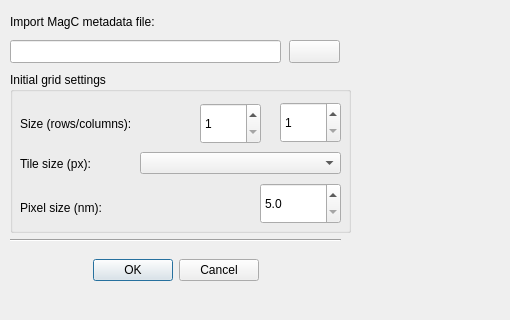
First picture: the form in gui/import_magc_metadata_dlg.ui, repository SBEMimage/SBEMimage, before the edit; both pictures show x 0 to 510 and y 0 to 320 of the 766 by 911 pixel window.
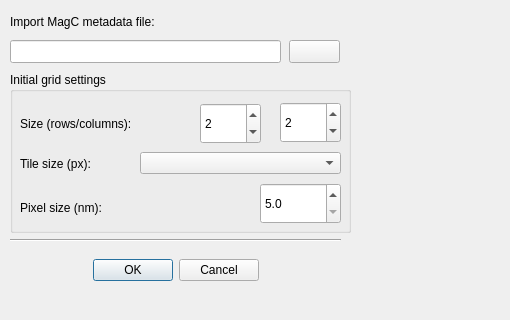
Second picture: the form after the edit.

Commit message: magc: wip propagation of template with rotation

Patch:
```diff
--- a/gui/import_magc_metadata_dlg.ui
+++ b/gui/import_magc_metadata_dlg.ui
@@ -140,6 +140,9 @@
     <property name="minimum">
      <number>1</number>
     </property>
+    <property name="value">
+     <number>2</number>
+    </property>
    </widget>
    <widget class="QSpinBox" name="spinBox_rows">
     <property name="geometry">
@@ -153,6 +156,9 @@
     <property name="minimum">
      <number>1</number>
     </property>
+    <property name="value">
+     <number>2</number>
+    </property>
    </widget>
    <widget class="QDoubleSpinBox" name="doubleSpinBox_pixelSize">
     <property name="geometry">
```
Left out of the diff: 3 changed lines with no effect on the pictures. The commit also changes 3 other files.
